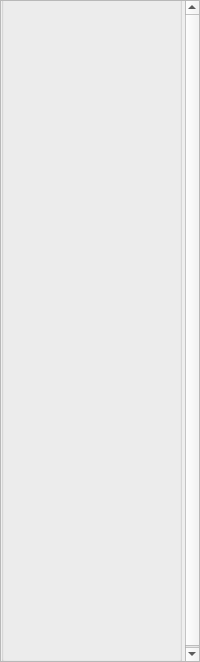
hlrs-vis/covise, file src/OpenCOVER/DrivingSim/oddlot/src/settings/widgets/oscObjectsettings.ui: the form before one commit.
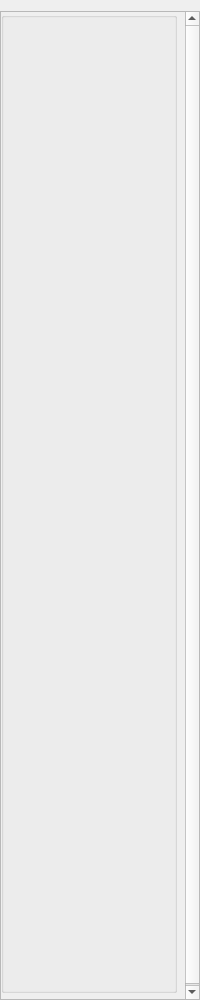
The form after the commit.

Commit message: SignalTreeWidget: bug fix, OpenScenario settings: labels are split on capital letters, layout changed

Diff of the .ui file:
```diff
--- a/src/OpenCOVER/DrivingSim/oddlot/src/settings/widgets/oscObjectsettings.ui
+++ b/src/OpenCOVER/DrivingSim/oddlot/src/settings/widgets/oscObjectsettings.ui
@@ -7,11 +7,11 @@
     <x>0</x>
     <y>0</y>
     <width>200</width>
-    <height>662</height>
+    <height>1000</height>
    </rect>
   </property>
   <property name="sizePolicy">
-   <sizepolicy hsizetype="Preferred" vsizetype="Preferred">
+   <sizepolicy hsizetype="MinimumExpanding" vsizetype="MinimumExpanding">
     <horstretch>0</horstretch>
     <verstretch>0</verstretch>
    </sizepolicy>
@@ -19,7 +19,7 @@
   <property name="minimumSize">
    <size>
     <width>0</width>
-    <height>152</height>
+    <height>0</height>
    </size>
   </property>
   <property name="windowTitle">
@@ -32,27 +32,18 @@
    <string notr="true">padding: 0px;
 min-width: 0em;</string>
   </property>
-  <layout class="QGridLayout" name="gridLayout">
+  <layout class="QVBoxLayout" name="verticalLayout">
    <property name="leftMargin">
     <number>0</number>
    </property>
-   <property name="topMargin">
-    <number>0</number>
-   </property>
    <property name="rightMargin">
     <number>0</number>
    </property>
    <property name="bottomMargin">
     <number>0</number>
    </property>
-   <item row="0" column="0">
+   <item>
     <widget class="QScrollArea" name="scrollArea">
-     <property name="sizePolicy">
-      <sizepolicy hsizetype="Expanding" vsizetype="Expanding">
-       <horstretch>0</horstretch>
-       <verstretch>0</verstretch>
-      </sizepolicy>
-     </property>
      <property name="verticalScrollBarPolicy">
       <enum>Qt::ScrollBarAlwaysOn</enum>
      </property>
@@ -67,58 +58,34 @@
        <rect>
         <x>0</x>
         <y>0</y>
-        <width>200</width>
-        <height>662</height>
+        <width>181</width>
+        <height>989</height>
        </rect>
       </property>
       <property name="minimumSize">
        <size>
-        <width>200</width>
-        <height>662</height>
+        <width>0</width>
+        <height>989</height>
        </size>
       </property>
       <widget class="QGroupBox" name="oscGroupBox">
        <property name="geometry">
         <rect>
          <x>0</x>
-         <y>-10</y>
-         <width>181</width>
-         <height>671</height>
+         <y>0</y>
+         <width>176</width>
+         <height>981</height>
         </rect>
        </property>
-       <property name="minimumSize">
-        <size>
-         <width>2</width>
-         <height>0</height>
-        </size>
+       <property name="sizePolicy">
+        <sizepolicy hsizetype="Preferred" vsizetype="Preferred">
+         <horstretch>0</horstretch>
+         <verstretch>0</verstretch>
+        </sizepolicy>
        </property>
        <property name="title">
         <string/>
        </property>
-       <widget class="QWidget" name="gridLayoutWidget">
-        <property name="geometry">
-         <rect>
-          <x>10</x>
-          <y>10</y>
-          <width>160</width>
-          <height>641</height>
-         </rect>
-        </property>
-        <layout class="QGridLayout" name="objectGridLayout">
-         <property name="leftMargin">
-          <number>4</number>
-         </property>
-         <property name="topMargin">
-          <number>9</number>
-         </property>
-         <property name="rightMargin">
-          <number>4</number>
-         </property>
-         <property name="bottomMargin">
-          <number>9</number>
-         </property>
-        </layout>
-       </widget>
       </widget>
      </widget>
     </widget>
```
The commit also changes 4 other files.
